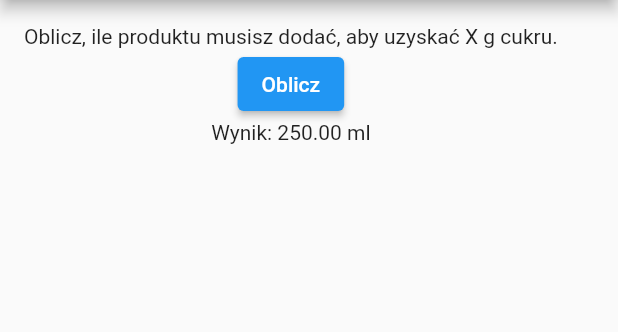
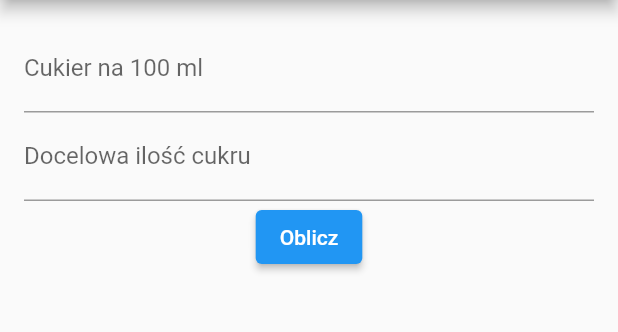
Before and after one commit to WezSieTato/BoolBrewLator, a Flutter app: the screen it shows after launch, after a tap on "Oblicz", on a phone screen of 412 x 824 dp, the part 84-416 px from its top. Run offline on Flutter 3.47's test engine with Material 2 defaults, Android fonts, the light colour scheme and no system bars; our stand-ins replace bloc, flutter_bloc.

Commit message:
feature: sugar calculator step 4 (first working)

```diff
--- a/lib/sugar_calculator/sugar_calculator_bloc.dart
+++ b/lib/sugar_calculator/sugar_calculator_bloc.dart
@@ -3,17 +3,17 @@ import 'package:bloc/bloc.dart';
 enum SugarCalculatorEvent { calculate }
 
 class SugarCalculatorBloc extends Bloc<SugarCalculatorEvent, double> {
-  SugarCalculatorBloc() : super(0);
+  final double sugarContent;
+  final double targetSugar;
 
-  @override
-  Stream<double> mapEventToState(SugarCalculatorEvent event) async* {
-    switch (event) {
-      case SugarCalculatorEvent.calculate:
-        double sugarNeeded = 50; // Przykładowa wartość X
-        double sugarPer100ml = 20; // Przykładowa wartość C
-        double result = (sugarNeeded * 100) / sugarPer100ml;
-        yield result;
-        break;
-    }
+  SugarCalculatorBloc({required this.sugarContent, required this.targetSugar})
+      : super(0) {
+    on<SugarCalculatorEvent>((event, emit) {
+      if (event == SugarCalculatorEvent.calculate) {
+        // Obliczenia
+        final result = (targetSugar * 100) / sugarContent;
+        emit(result);
+      }
+    });
   }
 }
--- a/lib/sugar_calculator/sugar_calculator_screen.dart
+++ b/lib/sugar_calculator/sugar_calculator_screen.dart
@@ -2,7 +2,23 @@ import 'package:flutter/material.dart';
 import 'package:flutter_bloc/flutter_bloc.dart';
 import 'sugar_calculator_bloc.dart';
 
-class SugarCalculatorScreen extends StatelessWidget {
+class SugarCalculatorScreen extends StatefulWidget {
+  @override
+  _SugarCalculatorScreenState createState() => _SugarCalculatorScreenState();
+}
+
+class _SugarCalculatorScreenState extends State<SugarCalculatorScreen> {
+  final TextEditingController sugarContentController = TextEditingController();
+  final TextEditingController targetSugarController = TextEditingController();
+  double? result;
+
+  @override
+  void dispose() {
+    sugarContentController.dispose();
+    targetSugarController.dispose();
+    super.dispose();
+  }
+
   @override
   Widget build(BuildContext context) {
     return Scaffold(
@@ -11,26 +27,40 @@ class SugarCalculatorScreen extends StatelessWidget {
       ),
       body: Padding(
         padding: EdgeInsets.all(16.0),
-        child: BlocProvider(
-          create: (context) => SugarCalculatorBloc(),
-          child: Builder(
-            builder: (newContext) => Column(
+        child: Column(
           children: [
-                Text('Oblicz, ile produktu musisz dodać, aby uzyskać X g cukru.'),
+            TextField(
+              controller: sugarContentController,
+              keyboardType: TextInputType.number,
+              decoration: InputDecoration(labelText: 'Cukier na 100 ml'),
+            ),
+            TextField(
+              controller: targetSugarController,
+              keyboardType: TextInputType.number,
+              decoration: InputDecoration(labelText: 'Docelowa ilość cukru'),
+            ),
             ElevatedButton(
               onPressed: () {
-                    newContext.read<SugarCalculatorBloc>().add(SugarCalculatorEvent.calculate);
+                double sugarContent = double.parse(sugarContentController.text);
+                double targetSugar = double.parse(targetSugarController.text);
+
+                final bloc = SugarCalculatorBloc(
+                  sugarContent: sugarContent,
+                  targetSugar: targetSugar,
+                );
+                bloc.add(SugarCalculatorEvent.calculate);
+
+                // Przechwycenie wyniku
+                bloc.stream.listen((calculatedResult) {
+                  setState(() {
+                    result = calculatedResult;
+                  });
+                });
               },
               child: Text('Oblicz'),
             ),
-                BlocBuilder<SugarCalculatorBloc, double>(
-                  builder: (context, state) {
-                    return Text('Wynik: ${state.toStringAsFixed(2)} ml');
-                  },
-                ),
+            if (result != null) Text('Wynik: ${result!.toStringAsFixed(2)} ml'),
           ],
-            ),
-          ),
         ),
       ),
     );
```
Lines whose indentation alone changed are shown as unchanged.
